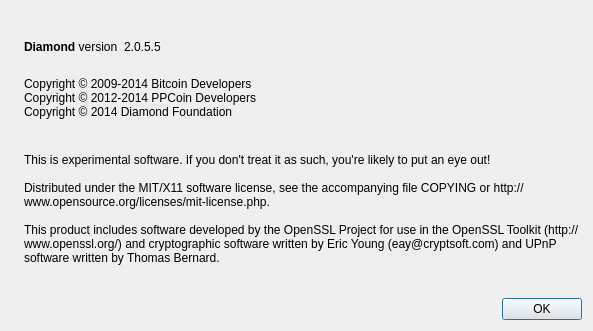
The window that src/qt/forms/aboutdialog.ui (shadowrider26/Diamond) describes before a commit, drawn with Qt 5.
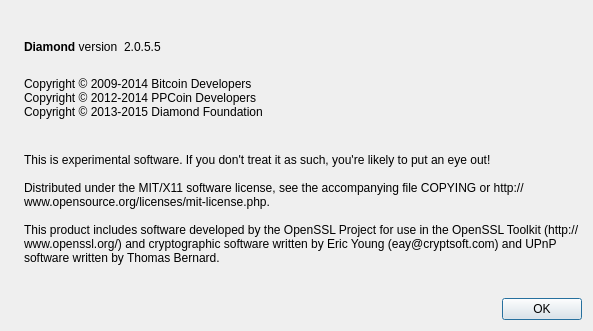
The same window after the commit. Icons and pictures are not drawn.

What changed in the file:
```diff
--- a/src/qt/forms/aboutdialog.ui
+++ b/src/qt/forms/aboutdialog.ui
@@ -94,7 +94,7 @@
         <string>
 Copyright © 2009-2014 Bitcoin Developers
 Copyright © 2012-2014 PPCoin Developers
-Copyright © 2014 Diamond Foundation
+Copyright © 2013-2015 Diamond Foundation
 </string>
        </property>
        <property name="textInteractionFlags">
```
